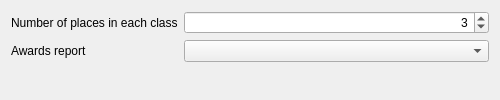
Old version of the form quickevent/app/quickevent/plugins/Relays/src/printrelayawardsoptionsdialogwidget.ui in the repository arnost00/quickbox.
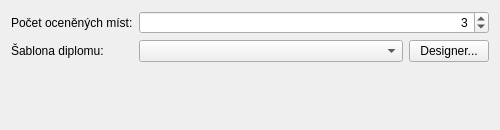
New version of the form.

Commit message: feat: add award designer

What changed in the file:
```diff
--- a/quickevent/app/quickevent/plugins/Relays/src/printrelayawardsoptionsdialogwidget.ui
+++ b/quickevent/app/quickevent/plugins/Relays/src/printrelayawardsoptionsdialogwidget.ui
@@ -7,7 +7,7 @@
     <x>0</x>
     <y>0</y>
     <width>500</width>
-    <height>100</height>
+    <height>130</height>
    </rect>
   </property>
   <property name="windowTitle">
@@ -17,7 +17,7 @@
    <item row="0" column="0">
     <widget class="QLabel" name="label">
      <property name="text">
-      <string>Number of places in each class</string>
+      <string>Počet oceněných míst:</string>
      </property>
     </widget>
    </item>
@@ -40,12 +40,33 @@
    <item row="1" column="0">
     <widget class="QLabel" name="label_2">
      <property name="text">
-      <string>Awards report</string>
+      <string>Šablona diplomu:</string>
      </property>
     </widget>
    </item>
    <item row="1" column="1">
-    <widget class="QComboBox" name="edReportPath"/>
+    <layout class="QHBoxLayout">
+     <item>
+      <widget class="QComboBox" name="edReportPath">
+       <property name="sizePolicy">
+        <sizepolicy hsizetype="Expanding" vsizetype="Fixed">
+         <horstretch>1</horstretch>
+         <verstretch>0</verstretch>
+        </sizepolicy>
+       </property>
+      </widget>
+     </item>
+     <item>
+      <widget class="QPushButton" name="btnDesigner">
+       <property name="text">
+        <string>Designer...</string>
+       </property>
+       <property name="toolTip">
+        <string>Otevřít designer diplomů</string>
+       </property>
+      </widget>
+     </item>
+    </layout>
    </item>
   </layout>
  </widget>
```
Left out of the diff: 3 changed lines with no effect on the pictures. The commit also changes 18 other files.
